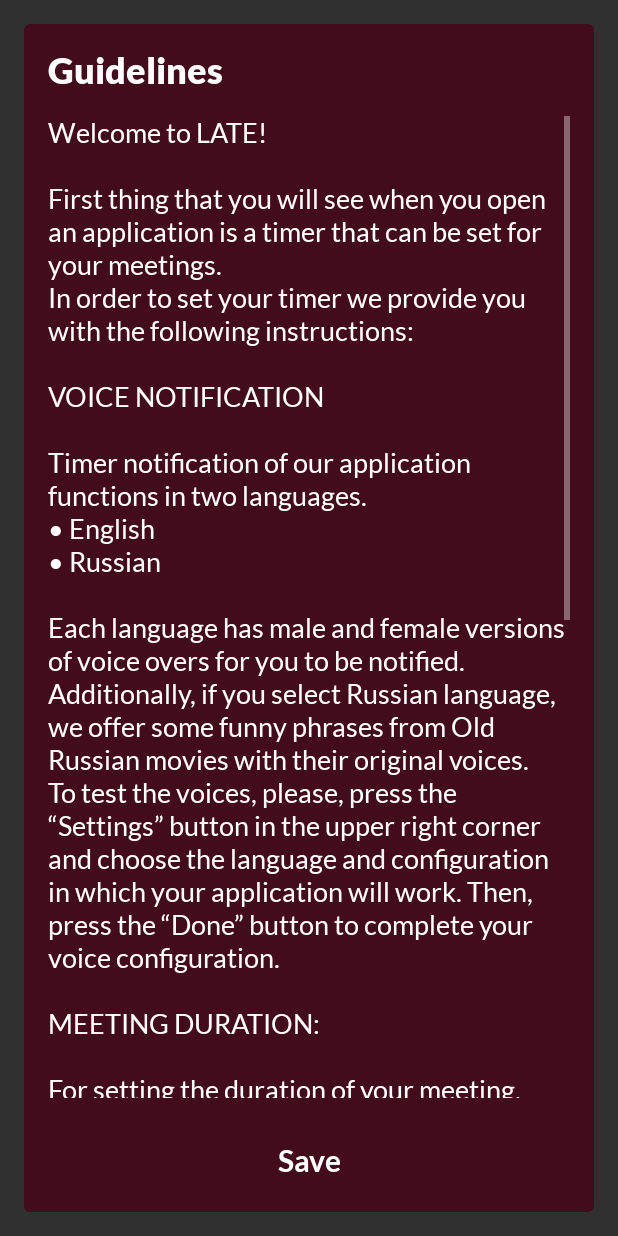
After one commit to kerimovscreations/late-android, an Android app: the layout dialog_guidelines.xml on its own in the app's theme, with its tools: preview values and no code run, on a phone screen of 412 x 824 dp. The commit adds this screen. Run offline under Robolectric (Android 15) with nearby library versions, the phone set to English and light mode, and no system bars.

Commit message:
created guidelines dialog, applied theme for alert dialogs

```diff
--- a/app/src/main/java/com/kerimovscreations/lateandroid/dialogs/SettingsDialogFragment.java
+++ b/app/src/main/java/com/kerimovscreations/lateandroid/dialogs/SettingsDialogFragment.java
@@ -111,7 +111,7 @@ public class SettingsDialogFragment extends Dialog implements
     }
 
     private void onLanguage() {
-        AlertDialog.Builder adb = new AlertDialog.Builder(mContext);
+        AlertDialog.Builder adb = new AlertDialog.Builder(mContext, R.style.AppThemeAlertDialog);
         CharSequence[] items = new CharSequence[]{"English", "Русский"};
         final int[] selectedOption = {-1};
 
@@ -144,7 +144,7 @@ public class SettingsDialogFragment extends Dialog implements
     }
 
     private void onSound() {
-        AlertDialog.Builder adb = new AlertDialog.Builder(mContext);
+        AlertDialog.Builder adb = new AlertDialog.Builder(mContext, R.style.AppThemeAlertDialog);
         CharSequence[] items;
 
         if (LocaleHelper.getLanguage(mContext).equals("en")) {
--- a/app/src/main/res/drawable/selector_switch.xml
+++ b/app/src/main/res/drawable/selector_switch.xml
@@ -1,5 +1,5 @@
 <?xml version="1.0" encoding="utf-8"?>
 <selector xmlns:android="http://schemas.android.com/apk/res/android">
-    <item android:color="@color/colorRed" android:state_checked="true"/>
+    <item android:color="@color/colorAccent" android:state_checked="true"/>
     <item android:color="@color/colorGray" android:state_checked="false"/>
 </selector>
--- a/app/src/main/res/layout/activity_main.xml
+++ b/app/src/main/res/layout/activity_main.xml
@@ -96,6 +96,6 @@
         android:background="@drawable/bg_play_btn"
         android:contentDescription="@string/play_icon"
         android:padding="@dimen/medium_margin"
-        android:tint="@color/colorRed"
+        android:tint="@color/colorAccent"
         app:srcCompat="@drawable/ic_play_arrow_white_24dp" />
 </RelativeLayout>
--- /dev/null
+++ b/app/src/main/res/layout/dialog_guidelines.xml
@@ -0,0 +1,51 @@
+<?xml version="1.0" encoding="utf-8"?>
+<RelativeLayout xmlns:android="http://schemas.android.com/apk/res/android"
+    android:layout_width="match_parent"
+    android:layout_height="match_parent"
+    android:layout_margin="@dimen/normal_margin"
+    android:background="@drawable/bg_transparent_red"
+    android:padding="@dimen/normal_margin">
+
+    <TextView
+        android:id="@+id/title"
+        android:layout_width="match_parent"
+        android:layout_height="wrap_content"
+        android:fontFamily="@font/lato_black"
+        android:text="@string/guidelines"
+        android:textColor="@color/colorWhite"
+        android:textSize="24sp" />
+
+    <TextView
+        android:id="@+id/btn_submit"
+        android:layout_width="match_parent"
+        android:layout_height="36dp"
+        android:layout_alignParentBottom="true"
+        android:layout_marginTop="@dimen/normal_margin"
+        android:background="?attr/selectableItemBackground"
+        android:clickable="true"
+        android:focusable="true"
+        android:fontFamily="@font/lato_bold"
+        android:gravity="center"
+        android:text="@string/save"
+        android:textAlignment="center"
+        android:textColor="@color/colorWhite"
+        android:textSize="20sp" />
+
+    <ScrollView
+        android:layout_width="match_parent"
+        android:layout_height="wrap_content"
+        android:layout_above="@id/btn_submit"
+        android:layout_below="@id/title"
+        android:layout_marginTop="@dimen/normal_margin"
+        android:layout_marginBottom="@dimen/medium_margin"
+        android:scrollbars="vertical">
+
+        <TextView
+            android:layout_width="match_parent"
+            android:layout_height="wrap_content"
+            android:fontFamily="@font/lato"
+            android:text="@string/guidelines_desc"
+            android:textColor="@color/colorWhite"
+            android:textSize="18sp" />
+    </ScrollView>
+</RelativeLayout>
--- a/app/src/main/res/layout/list_item_reminder_option.xml
+++ b/app/src/main/res/layout/list_item_reminder_option.xml
@@ -14,7 +14,7 @@
         android:layout_centerVertical="true"
         android:background="@drawable/bg_play_btn"
         android:contentDescription="@string/play_icon"
-        android:tint="@color/colorRed"
+        android:tint="@color/colorAccent"
         app:srcCompat="@drawable/ic_play_arrow_white_24dp" />
 
     <androidx.appcompat.widget.SwitchCompat
--- a/app/src/main/res/values/colors.xml
+++ b/app/src/main/res/values/colors.xml
@@ -2,10 +2,9 @@
 <resources>
     <color name="colorPrimary">#FFA000</color>
     <color name="colorPrimaryDark">#FF6F00</color>
-    <color name="colorAccent">#FFB72C</color>
+    <color name="colorAccent">#F7034F</color>
     <color name="colorAccentAlternative">#EB4986</color>
     <color name="colorAccentAlternative2">#865FC1</color>
     <color name="colorWhite">#FFFFFF</color>
     <color name="colorGray">#aaaaaa</color>
-    <color name="colorRed">#F7034F</color>
 </resources>
--- a/app/src/main/res/values/strings.xml
+++ b/app/src/main/res/values/strings.xml
@@ -78,4 +78,5 @@ After selecting the meeting duration, you need to activate the periods to remind
 > 50 minutes\
 > 55 minutes
     </string>
+    <string name="guidelines">Guidelines</string>
 </resources>
--- a/app/src/main/res/values/styles.xml
+++ b/app/src/main/res/values/styles.xml
@@ -5,7 +5,7 @@
         <!-- Customize your theme here. -->
         <item name="colorPrimary">@color/colorPrimary</item>
         <item name="colorPrimaryDark">@color/colorPrimaryDark</item>
-        <item name="colorAccent">@color/colorRed</item>
+        <item name="colorAccent">@color/colorAccent</item>
         <item name="android:datePickerDialogTheme">@style/Dialog.Theme</item>
         <item name="android:timePickerDialogTheme">@style/Dialog.Theme</item>
     </style>
@@ -15,4 +15,8 @@
         <item name="colorPrimaryDark">@color/colorPrimaryDark</item>
         <item name="colorAccent">@color/colorAccent</item>
     </style>
+
+    <style name="AppThemeAlertDialog" parent="android:Theme.Material.Light.Dialog.Alert">
+        <item name="android:colorAccent">?attr/colorAccent</item>
+    </style>
 </resources>
```
Also changed, not shown: app/src/main/java/com/kerimovscreations/lateandroid/activities/MainActivity.java (+7 -0 lines), app/src/main/java/com/kerimovscreations/lateandroid/dialogs/GuidelinesDialogFragment.java (added, +39 -0 lines), 1 other file.
